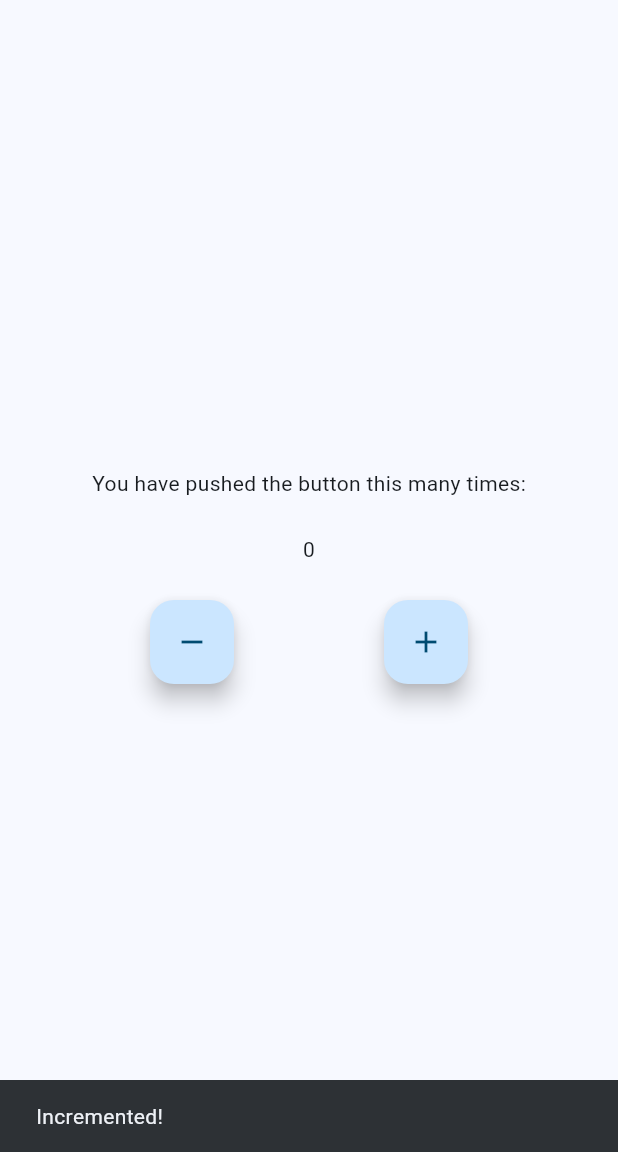
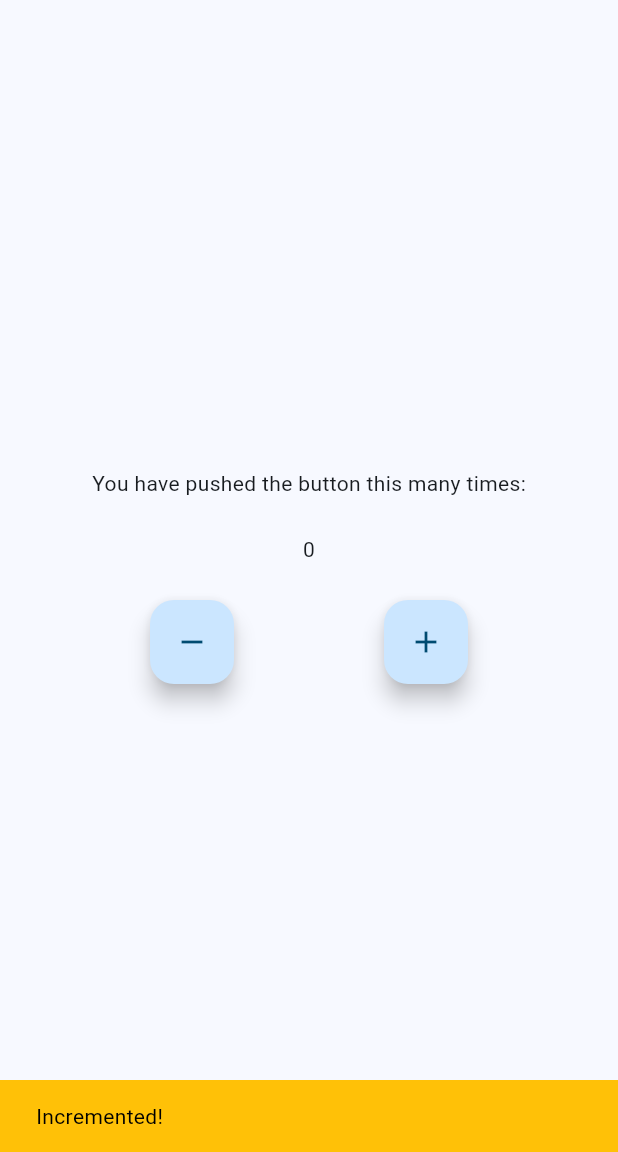
Before and after one commit to jamydevelop/Flutter-Counter-Cubit, a Flutter app: the screen it shows after launch, after a tap on the "remove" icon, after a tap on the "add" icon, on a phone screen of 412 x 824 dp, the part 84-1236 px from its top. Run offline on Flutter 3.47's test engine with Material 3 defaults, Android fonts, the phone set to English and light mode, and no system bars; our stand-ins replace bloc, flutter_bloc.

Commit message:
update snackbar color background and text color

```diff
--- a/counter_cubit/lib/main.dart
+++ b/counter_cubit/lib/main.dart
@@ -52,8 +52,15 @@ class _MyHomePageState extends State<MyHomePage> {
           if (state.wasIncremented == true) {
             ScaffoldMessenger.of(context).showSnackBar(
               const SnackBar(
-                content: Text('Incremented!'),
-                duration: Duration(seconds: 1), // 1 second duration
+                content: Text(
+                  'Incremented!',
+                  style: TextStyle(
+                    color: Colors.black,
+                  ),
+                ),
+                duration: Duration(seconds: 1),
+                backgroundColor: Colors.amber,
+                // 1 second duration
               ),
             );
           } else if (state.wasIncremented == false) {
```
